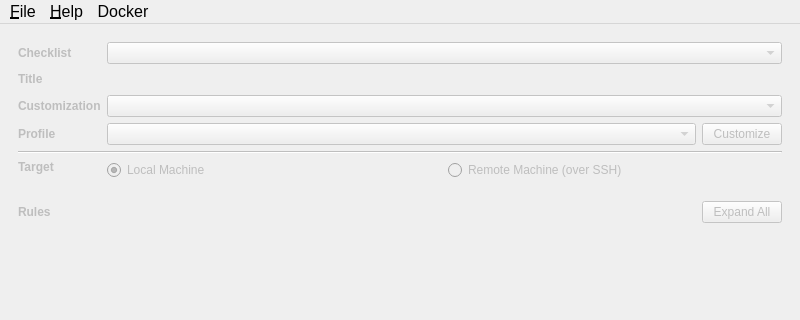
conantsai/Ncsis_Oscap_Docker_GUI, file scap-workbench-1-2/ui/MainWindow.ui: the form before one commit; both pictures show x 0 to 800 and y 0 to 320 of the 800 by 850 pixel window.
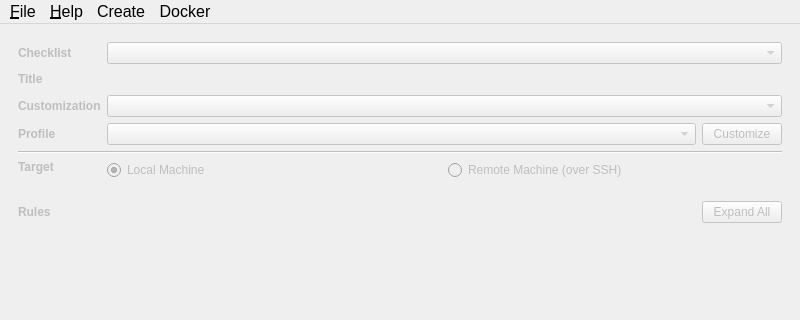
The form after the commit. Custom widgets are drawn as their Qt base class.

Commit message: update create rule

Patch:
```diff
--- a/scap-workbench-1-2/ui/MainWindow.ui
+++ b/scap-workbench-1-2/ui/MainWindow.ui
@@ -617,8 +617,17 @@
     <addaction name="actionDocker_Image_Scan"/>
     <addaction name="actionDocker_Container_Scan"/>
    </widget>
+   <widget class="QMenu" name="menuCreate">
+    <property name="title">
+     <string>Create</string>
+    </property>
+    <addaction name="actionCreate_Profile_2"/>
+    <addaction name="actionCreate_Rule_2"/>
+    <addaction name="actionCreate_Oval_2"/>
+   </widget>
    <addaction name="menuFile"/>
    <addaction name="menuHelp"/>
+   <addaction name="menuCreate"/>
    <addaction name="menuDocker_Scan"/>
   </widget>
   <action name="actionOpen">
```
Left out of the diff: 30 changed lines with no effect on the pictures. The commit also changes 12 other files.
